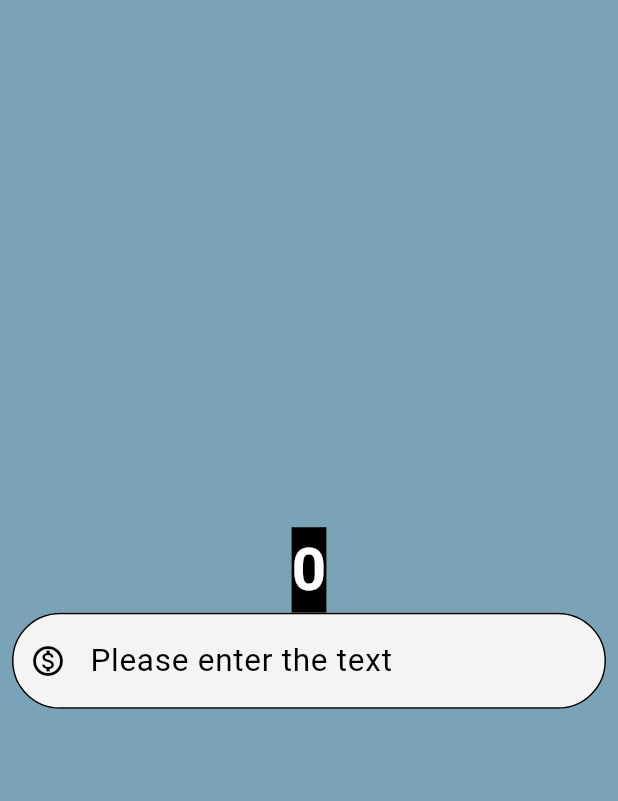
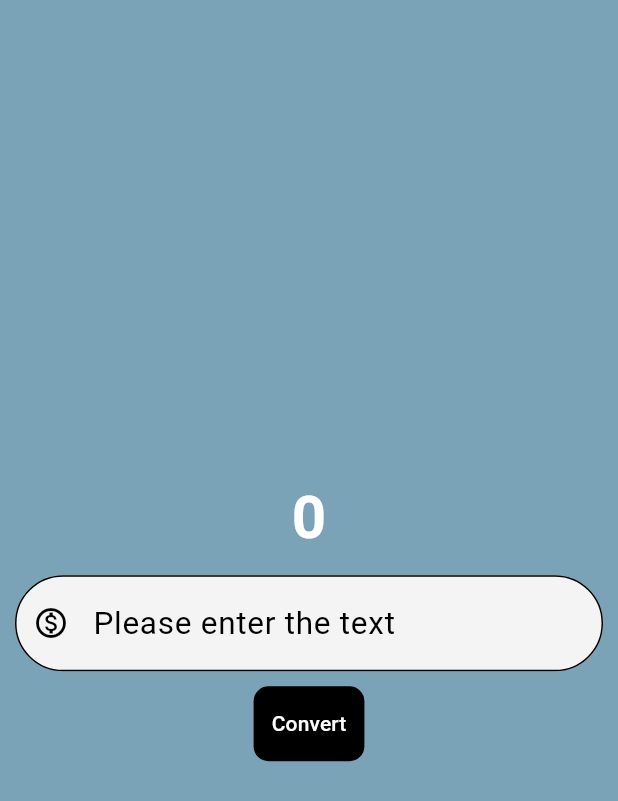
Before and after one commit to AS-DB/Flutter, a Flutter app: the screen it shows after launch, on a phone screen of 412 x 824 dp. Shown: the top 801 px of the screen. Run offline on Flutter 3.47's test engine with Material 3 defaults, Android fonts, the phone set to English and light mode, and no system bars.

Commit message:
Adding Button and styling it

```diff
--- a/currency_converter/lib/currency_converter_material_page.dart
+++ b/currency_converter/lib/currency_converter_material_page.dart
@@ -151,21 +151,19 @@ class CurrencyConverterMaterialPage extends StatelessWidget {
           mainAxisAlignment: MainAxisAlignment.center,
           crossAxisAlignment: CrossAxisAlignment.center,
           children: [
-            Container(
-              color: Colors.black,
-              child: Text(
-                "0",
-                style: TextStyle(
-                  fontSize: 40,
-                  fontWeight: FontWeight.bold,
-                  color: Color.fromARGB(255, 255, 255, 255),
-                ),
+            Text(
+              "0",
+              style: TextStyle(
+                fontSize: 40,
+                fontWeight: FontWeight.bold,
+                color: Color.fromARGB(255, 255, 255, 255),
               ),
             ),
 
             //Padding
             Container(
-              padding: const EdgeInsets.symmetric(horizontal: 8),
+              padding: const EdgeInsets.symmetric(horizontal: 10),
+              margin: const EdgeInsets.symmetric(vertical: 10),
               child: TextField(
                 style: TextStyle(color: Color.fromARGB(255, 0, 0, 0)),
                 decoration: InputDecoration(
@@ -199,6 +197,25 @@ class CurrencyConverterMaterialPage extends StatelessWidget {
                 ),
               ),
             ),
+
+            ///Adding button
+            TextButton(
+              onPressed: () {
+                debugPrint('Button is clicked');
+              },
+              child: Text("Convert"),
+              style: ButtonStyle(
+                backgroundColor: MaterialStatePropertyAll(Colors.black),
+                foregroundColor: MaterialStatePropertyAll(Colors.white),
+                fixedSize: MaterialStatePropertyAll(Size(double.infinity, 50)),
+                //shape: MaterialStatePropertyAll(CircleBorder()),
+                shape: MaterialStatePropertyAll(
+                  RoundedRectangleBorder(
+                    borderRadius: BorderRadius.circular(10),
+                  ),
+                ),
+              ),
+            ),
           ],
         ),
       ),
```
